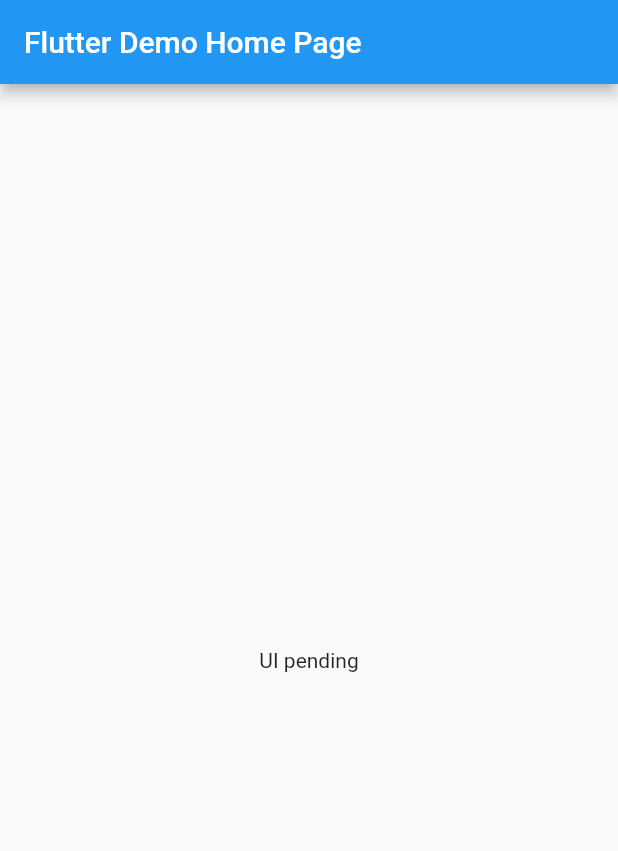
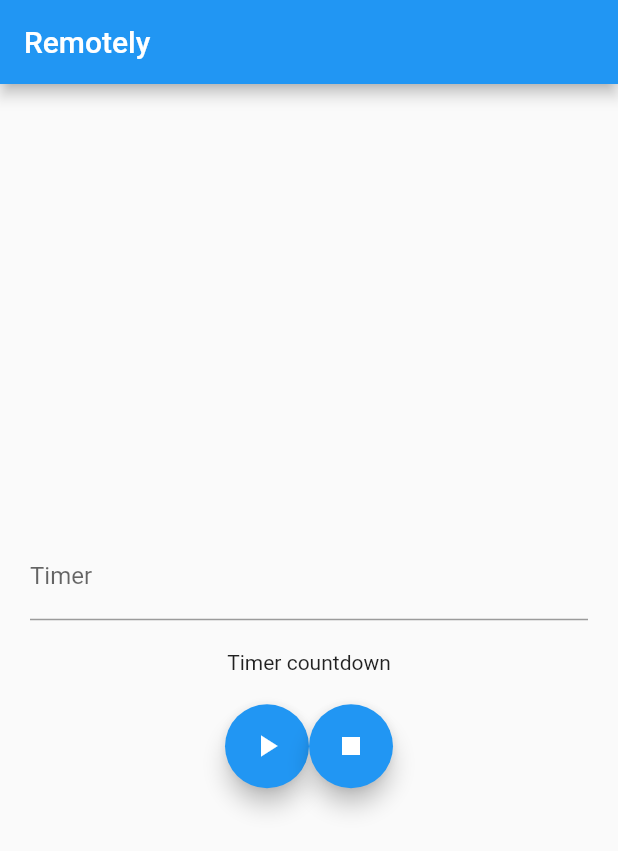
Before and after one commit to swapnilkadam18/remote_start, a Flutter app: the screen it shows after launch, on a phone screen of 412 x 824 dp. Shown: the top 851 px of the screen. Run offline on Flutter 3.47's test engine with Material 2 defaults, Android fonts, the phone set to English and light mode, and no system bars.

Commit message:
SK | Updated the UI

```diff
--- a/lib/main.dart
+++ b/lib/main.dart
@@ -13,11 +13,10 @@
   Widget build(BuildContext context) {
     return MaterialApp(
       debugShowCheckedModeBanner: false,
-      title: 'Flutter Demo',
       theme: ThemeData(
         primarySwatch: Colors.blue,
       ),
-      home: const RemoteStart(title: 'Flutter Demo Home Page'),
+      home: const RemoteStart(title: 'Remotely'),
     );
   }
 }
--- a/lib/start/view/RemoteStart.dart
+++ b/lib/start/view/RemoteStart.dart
@@ -1,16 +1,45 @@
 import 'package:flutter/material.dart';
 
-class RemoteStart extends StatefulWidget{
-  final String title;
-  const RemoteStart({super.key, required this.title});
-  @override
-  State<RemoteStart> createState() => _RemoteStartState();
+void main() {
+  runApp(MyApp());
 }
 
-class _RemoteStartState extends State<RemoteStart>{
+class MyApp extends StatelessWidget {
   @override
   Widget build(BuildContext context) {
-    // TODO: implement build
+    return MaterialApp(
+      title: 'Flutter Demo',
+      home: RemoteStart(title: 'Remote Start'),
+    );
+  }
+}
+
+class RemoteStart extends StatefulWidget {
+  final String title;
+
+  const RemoteStart({Key? key, required this.title}) : super(key: key);
+
+  @override
+  _RemoteStartState createState() => _RemoteStartState();
+}
+
+class _RemoteStartState extends State<RemoteStart> {
+  bool isDefaultTimerEnabled = true;
+
+  void disableController() {
+    setState(() {
+      isDefaultTimerEnabled = false; // Disable the controller
+    });
+  }
+
+  void enabledController() {
+    setState(() {
+      isDefaultTimerEnabled = true;
+    });
+  }
+
+  @override
+  Widget build(BuildContext context) {
     return Scaffold(
       appBar: AppBar(
         title: Text(widget.title),
@@ -19,12 +48,126 @@
         child: Column(
           mainAxisAlignment: MainAxisAlignment.center,
           children: <Widget>[
-            const Text(
-              'UI pending',
-            ),
+            DefaultTimerContainer(isControllerEnabled: isDefaultTimerEnabled),
+            const SizedBox(height: 20),
+            const TextWidgetContainer(),
+            const SizedBox(height: 20),
+            ButtonContainer(disableController: disableController,
+                enableController: enabledController),
           ],
         ),
       ),
     );
   }
 }
+
+class DefaultTimerContainer extends StatefulWidget {
+  final bool isControllerEnabled;
+
+  const DefaultTimerContainer({Key? key, required this.isControllerEnabled})
+      : super(key: key);
+
+  @override
+  _DefaultTimerContainerState createState() => _DefaultTimerContainerState();
+}
+
+class _DefaultTimerContainerState extends State<DefaultTimerContainer> {
+  final _controller = TextEditingController();
+
+  @override
+  void initState() {
+    super.initState();
+    _controller.addListener(setTimerValue);
+  }
+
+  @override
+  Widget build(BuildContext context) {
+    return Column(
+      children: [
+        Padding(
+          padding: const EdgeInsets.symmetric(horizontal: 20.0), // Add padding here
+          child: TextField(
+            controller: _controller,
+            enabled: widget.isControllerEnabled,
+            decoration: InputDecoration(
+              labelText: 'Timer',
+              hintText: '1 minute',
+            ),
+          ),
+        ),
+      ],
+    );
+  }
+
+  @override
+  void dispose() {
+    _controller.dispose(); // Dispose of the controller to avoid memory leaks
+    super.dispose();
+  }
+
+  void setTimerValue() {
+    final timerVal = _controller.text;
+    print(timerVal);
+  }
+}
+
+class TextWidgetContainer extends StatelessWidget {
+  const TextWidgetContainer({Key? key}) : super(key: key);
+
+  @override
+  Widget build(BuildContext context) {
+    return const Text('Timer countdown');
+  }
+}
+
+class ButtonContainer extends StatelessWidget {
+  final VoidCallback disableController;
+
+  final VoidCallback enableController;
+
+  const ButtonContainer({Key? key, required this.disableController, required this.enableController})
+      : super(key: key);
+
+  @override
+  Widget build(BuildContext context) {
+    return Row(
+      mainAxisAlignment: MainAxisAlignment.center,
+      children: [
+        StartButton(disableController: disableController),
+        ResetButton(enableController: enableController),
+      ],
+    );
+  }
+}
+
+class StartButton extends StatelessWidget {
+  final VoidCallback disableController;
+
+  const StartButton({Key? key, required this.disableController})
+      : super(key: key);
+
+  @override
+  Widget build(BuildContext context) {
+    return FloatingActionButton(
+      onPressed: () {
+        disableController(); // Call the callback function to disable the controller
+      },
+      child: Icon(Icons.play_arrow),
+    );
+  }
+}
+
+class ResetButton extends StatelessWidget {
+  final VoidCallback enableController;
+  const ResetButton({Key? key, required this.enableController}) : super(key: key);
+
+  @override
+  Widget build(BuildContext context) {
+    return FloatingActionButton(
+      onPressed: () {
+        enableController();
+      },
+      child: Icon(Icons.stop),
+    );
+  }
+}
```
